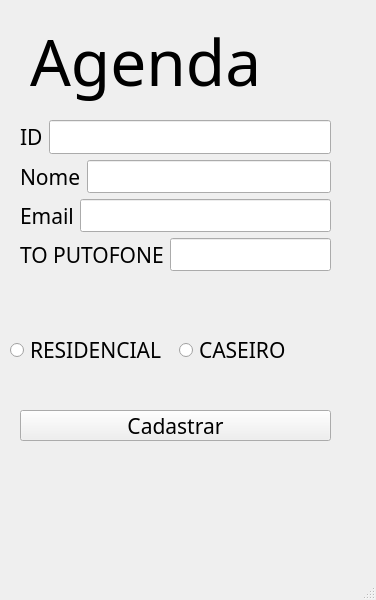
Above: Agenda.ui from LukC30/ds2-python before the change. Below: the same form after it.
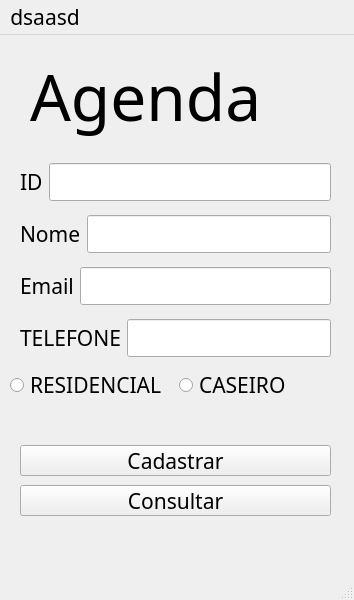
That is the form after the change.

What changed in the file:
```diff
--- a/Agenda.ui
+++ b/Agenda.ui
@@ -6,7 +6,7 @@
    <rect>
     <x>0</x>
     <y>0</y>
-    <width>376</width>
+    <width>354</width>
     <height>600</height>
    </rect>
   </property>
@@ -45,7 +45,7 @@
       <x>20</x>
       <y>120</y>
       <width>311</width>
-      <height>151</height>
+      <height>210</height>
      </rect>
     </property>
     <layout class="QVBoxLayout" name="verticalLayout">
@@ -96,7 +96,7 @@
        <item>
         <widget class="QLabel" name="label_2">
          <property name="text">
-          <string>TO PUTOFONE</string>
+          <string>TELEFONE</string>
          </property>
         </widget>
        </item>
@@ -146,16 +146,35 @@
      <string>Cadastrar</string>
     </property>
    </widget>
+   <widget class="QPushButton" name="consButton">
+    <property name="geometry">
+     <rect>
+      <x>20</x>
+      <y>450</y>
+      <width>311</width>
+      <height>31</height>
+     </rect>
+    </property>
+    <property name="text">
+     <string>Consultar</string>
+    </property>
+   </widget>
   </widget>
   <widget class="QMenuBar" name="menubar">
    <property name="geometry">
     <rect>
      <x>0</x>
      <y>0</y>
-     <width>376</width>
-     <height>31</height>
+     <width>354</width>
+     <height>21</height>
     </rect>
    </property>
+   <widget class="QMenu" name="menudsaasd">
+    <property name="title">
+     <string>dsaasd</string>
+    </property>
+   </widget>
+   <addaction name="menudsaasd"/>
   </widget>
   <widget class="QStatusBar" name="statusbar"/>
  </widget>
```
